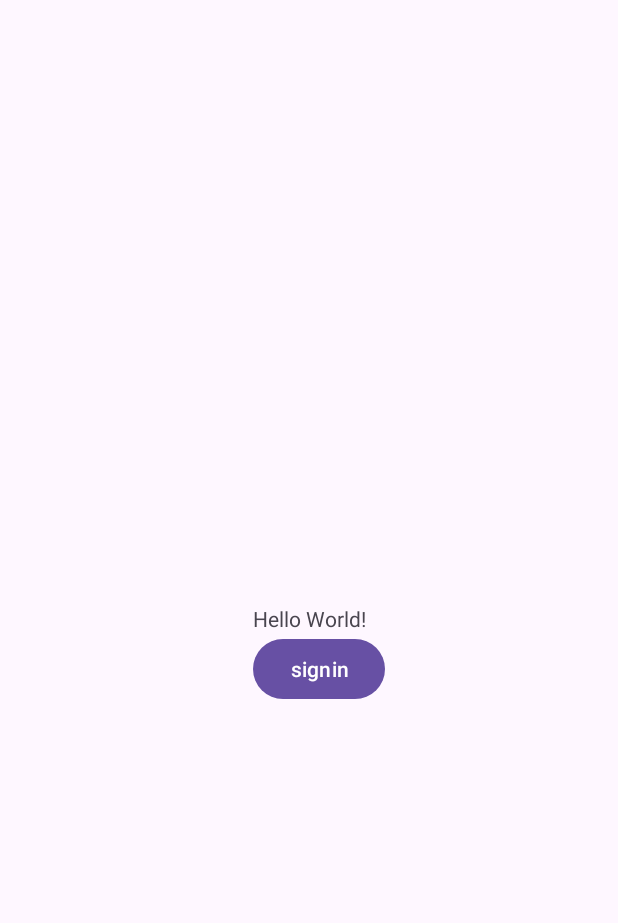
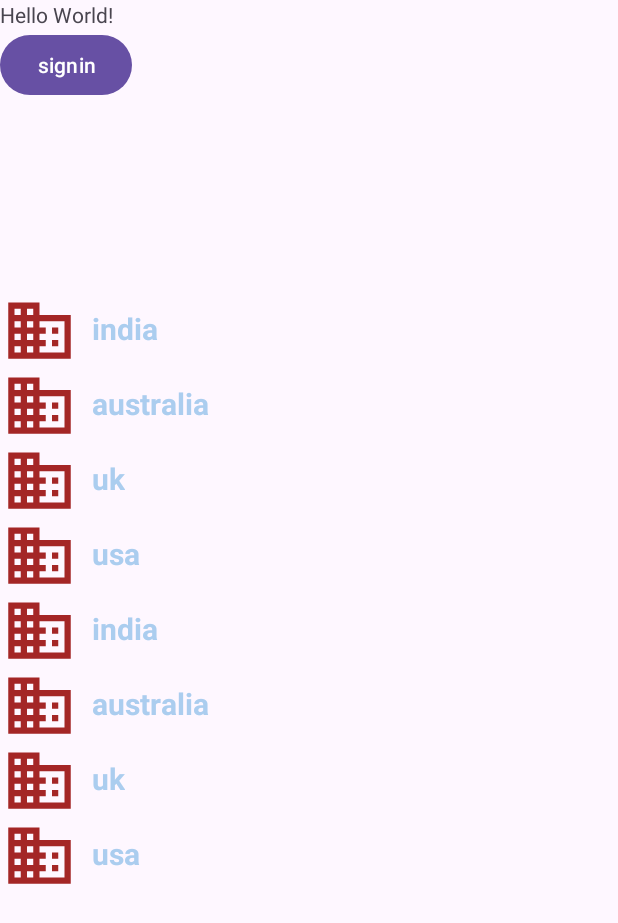
Before and after one commit to abdultanveer/B5standardapp, an Android app: the screen it shows after launch (MainActivity), on a phone screen of 412 x 824 dp. Shown: the top 923 px of the screen. Run offline under Robolectric (Android 15) with nearby library versions, the phone set to English and light mode, and no system bars.

Commit message:
recyclerview

```diff
--- /dev/null
+++ b/app/src/main/java/com/example/b5standardapp/CountriesAdapter.kt
@@ -0,0 +1,37 @@
+package com.example.b5standardapp
+
+import android.util.Log
+import android.view.LayoutInflater
+import android.view.View
+import android.view.ViewGroup
+import android.widget.TextView
+import androidx.recyclerview.widget.RecyclerView
+import androidx.recyclerview.widget.RecyclerView.ViewHolder
+
+class CountriesAdapter(var countries: Array<String>) : RecyclerView.Adapter<CountriesAdapter.CountriesHolder>() {
+    var TAG = CountriesAdapter::class.java.simpleName
+
+    class CountriesHolder(itemView: View): ViewHolder(itemView) {
+        var tvRowItem = itemView.findViewById<TextView>(R.id.tvRow)
+
+    }
+
+    override fun onCreateViewHolder(parent: ViewGroup, viewType: Int): CountriesHolder {
+        Log.i(TAG,"ranjit  bought a row plank")
+        //inflation -- parse xml file and  create its correspondinng memory vars
+        var rowPlank = LayoutInflater.from(parent.context).inflate(R.layout.row_item,parent,false)
+        return  CountriesHolder(rowPlank)
+
+
+    }
+
+    override fun getItemCount(): Int {
+        Log.i(TAG,"niti  count =" + countries.size)
+        return  countries.size
+    }
+
+    override fun onBindViewHolder(holder: CountriesHolder, position: Int) {
+        Log.i(TAG,"priyan is writing--"+ countries[position])
+        holder.tvRowItem.setText(countries[position])
+    }
+}
--- a/app/src/main/java/com/example/b5standardapp/HomeActivity.java
+++ b/app/src/main/java/com/example/b5standardapp/HomeActivity.java
@@ -14,40 +14,8 @@ public static String TAG = HomeActivity.class.getSimpleName();
     protected void onCreate(Bundle savedInstanceState) {
         super.onCreate(savedInstanceState);
         setContentView(R.layout.activity_home);
-        tvData  = findViewById(R.id.tvData);
 
-        String data = getIntent().getStringExtra("nkey");
-        tvData.setText(data);
         Log.i(TAG,"created");
     }
 
-    @Override
-    protected void onStart() {
-        super.onStart();
-        Log.v(TAG,"started -visible");
-    }
-
-    @Override
-    protected void onResume() {
-        super.onResume();
-        Log.d(TAG,"resumed -restore game state");
-    }
-
-    @Override
-    protected void onPause() {
-        super.onPause();
-        Log.w(TAG,"paused -- save data");
-    }
-
-    @Override
-    protected void onStop() {
-        super.onStop();
-        Log.e(TAG,"stopped");
-    }
-
-    @Override
-    protected void onDestroy() {
-        super.onDestroy();
-        Log.i(TAG,"destroyed");
-    }
 }
--- a/app/src/main/java/com/example/b5standardapp/MainActivity.kt
+++ b/app/src/main/java/com/example/b5standardapp/MainActivity.kt
@@ -1,21 +1,38 @@
 package com.example.b5standardapp
 
-import android.content.Intent
 import androidx.appcompat.app.AppCompatActivity
 import android.os.Bundle
 import android.view.View
 import android.widget.TextView
+import androidx.recyclerview.widget.LinearLayoutManager
+import androidx.recyclerview.widget.RecyclerView
 
 class MainActivity : AppCompatActivity() {
     lateinit var tvMessage:TextView
+    lateinit var recyclerView: RecyclerView
+
+    var countries = arrayOf("india","australia","uk","usa","india","australia","uk","usa")
 
     override fun onCreate(savedInstanceState: Bundle?) {
         super.onCreate(savedInstanceState)
+        //layout inflater xml activity_main
         setContentView(R.layout.activity_main)
         tvMessage = findViewById(R.id.tvMsg) //taking handle
+        recyclerView = findViewById(R.id.recyclerView)
 
        // var data = intent.getStringExtra("nkey")
     }
+
+
+    override fun onStart() {
+        super.onStart()
+        var adapter = CountriesAdapter(countries)
+        recyclerView.layoutManager = LinearLayoutManager(this)
+        recyclerView.adapter = adapter
+    }
+
+
+
 
     fun handleClick(view: View) {
         tvMessage.text = "button signinn was clicked"
--- /dev/null
+++ b/app/src/main/res/drawable/baseline_business_24.xml
@@ -0,0 +1,5 @@
+<vector android:height="24dp" android:tint="#A42626"
+    android:viewportHeight="24" android:viewportWidth="24"
+    android:width="24dp" xmlns:android="http://schemas.android.com/apk/res/android">
+    <path android:fillColor="@android:color/white" android:pathData="M12,7L12,3L2,3v18h20L22,7L12,7zM6,19L4,19v-2h2v2zM6,15L4,15v-2h2v2zM6,11L4,11L4,9h2v2zM6,7L4,7L4,5h2v2zM10,19L8,19v-2h2v2zM10,15L8,15v-2h2v2zM10,11L8,11L8,9h2v2zM10,7L8,7L8,5h2v2zM20,19h-8v-2h2v-2h-2v-2h2v-2h-2L12,9h8v10zM18,11h-2v2h2v-2zM18,15h-2v2h2v-2z"/>
+</vector>
--- a/app/src/main/res/layout/activity_home.xml
+++ b/app/src/main/res/layout/activity_home.xml
@@ -4,7 +4,6 @@
     xmlns:tools="http://schemas.android.com/tools"
     android:layout_width="match_parent"
     android:layout_height="match_parent"
-    android:background="#6F88CF"
     tools:context=".HomeActivity">
 
     <TextView
@@ -13,7 +12,11 @@
         android:layout_height="wrap_content"
         android:layout_marginStart="91dp"
         android:layout_marginTop="151dp"
+        android:layout_marginBottom="1dp"
         android:text="TextView"
+        app:layout_constraintBottom_toTopOf="@+id/recyclerView"
         app:layout_constraintStart_toStartOf="parent"
         app:layout_constraintTop_toTopOf="parent" />
+
+
 </androidx.constraintlayout.widget.ConstraintLayout>
--- a/app/src/main/res/layout/activity_main.xml
+++ b/app/src/main/res/layout/activity_main.xml
@@ -12,8 +12,6 @@
         android:layout_width="wrap_content"
         android:layout_height="wrap_content"
         android:text="Hello World!"
-        app:layout_constraintBottom_toBottomOf="parent"
-        app:layout_constraintEnd_toEndOf="parent"
         app:layout_constraintStart_toStartOf="parent"
         app:layout_constraintTop_toTopOf="parent" />
 
@@ -27,5 +25,16 @@
         app:layout_constraintLeft_toLeftOf="@id/tvMsg"
         tools:layout_editor_absoluteX="157dp"
         tools:layout_editor_absoluteY="414dp" />
+    <androidx.recyclerview.widget.RecyclerView
+        android:id="@+id/recyclerView"
+        android:layout_width="match_parent"
+        android:layout_height="500dp"
+        android:layout_marginStart="1dp"
+        android:layout_marginEnd="1dp"
+        android:layout_marginBottom="1dp"
+        app:layout_constraintBottom_toBottomOf="parent"
+        app:layout_constraintEnd_toEndOf="parent"
+        app:layout_constraintStart_toStartOf="parent"
+        app:layout_constraintTop_toBottomOf="@+id/btnSignin" />
 
 </androidx.constraintlayout.widget.ConstraintLayout>
--- /dev/null
+++ b/app/src/main/res/layout/row_item.xml
@@ -0,0 +1,26 @@
+<?xml version="1.0" encoding="utf-8"?>
+<LinearLayout xmlns:android="http://schemas.android.com/apk/res/android"
+    xmlns:app="http://schemas.android.com/apk/res-auto"
+    xmlns:tools="http://schemas.android.com/tools"
+    android:orientation="horizontal"
+    android:layout_width="match_parent"
+    android:layout_height="wrap_content">
+    <ImageView
+        android:id="@+id/imageView"
+        android:layout_width="50dp"
+        android:layout_height="50dp"
+        android:src="@drawable/baseline_business_24"/>
+
+    <TextView
+        android:id="@+id/tvRow"
+        android:textSize="20sp"
+        android:layout_margin="10dp"
+        android:textColor="#abcdef"
+        android:textStyle="bold"
+        android:layout_width="wrap_content"
+        android:layout_height="wrap_content"
+        android:text="TextView" />
+
+
+
+</LinearLayout>
```
